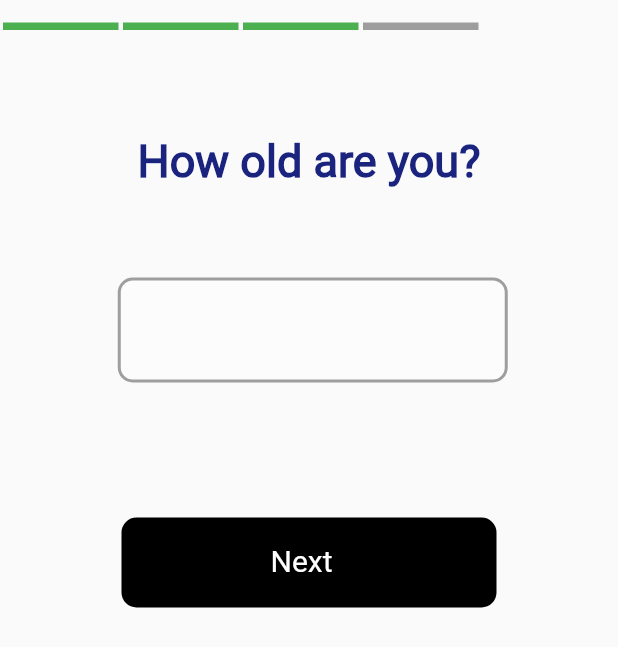
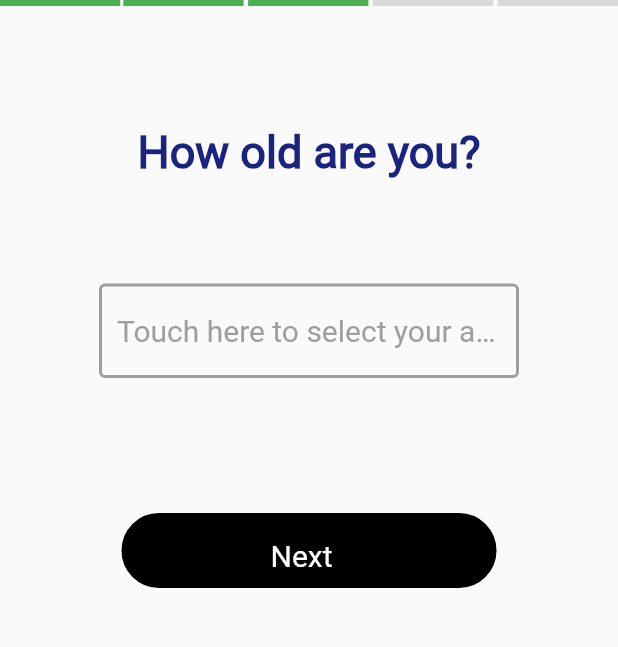
Before and after one commit to twiggy20/Kid-Mobile-App, a Flutter app: the Reg_age2 screen opened directly, on a phone screen of 412 x 824 dp. Shown: the top 647 px of the screen. Run offline on Flutter 3.47's test engine with Material 2 defaults, Android fonts, the phone set to English and light mode, and no system bars.

Commit message:
new commit

```diff
--- a/kid-mobile-app-master/lib/Pages/Reg_Age2.dart
+++ b/kid-mobile-app-master/lib/Pages/Reg_Age2.dart
@@ -1,5 +1,7 @@
 import 'package:flutter/cupertino.dart';
 import 'package:flutter/material.dart';
+import 'package:mobile_app/utils/size_config.dart';
+import 'package:mobile_app/Pages/Reg_Class2.dart';
 
 class Reg_age2 extends StatefulWidget {
   //const Reg_age2({Key? key}) : super(key: key);
@@ -13,125 +15,124 @@ class _Reg_age2State extends State<Reg_age2> {
   @override
   Widget build(BuildContext context) {
     return Scaffold(
-        body:
-
-        SafeArea(child:
-        Column(
-            children:[
+        resizeToAvoidBottomInset: false,
+        body: SafeArea(
+            child: Column(children: [
               Row(
                 children: [
-                  Container(
-                    width: 77,
-                    height: 5,
-                    margin: EdgeInsets.fromLTRB(2, 15, 0, 70),
-                    padding: EdgeInsets.fromLTRB(1, 15, 0, 10),
+                  Expanded(
+                    child: Container(
+                      width: SizeConfig.screenWidth,
+                      height: 4,
                       decoration: BoxDecoration(
                           color: Colors.green,
-
                           border: Border.all(
                               color: Colors.green,
-                            width: 2
-                        )),
+                              width: 3
+                          )
                       ),
-                  Container(
-                    width: 77,
-                    height: 5,
-                    margin: EdgeInsets.fromLTRB(3, 15, 0, 70),
-                    padding: EdgeInsets.fromLTRB(0, 15, 0, 10),
+                    ),
+                  ),
+                  SizedBox(width: 2,),
+                  Expanded(
+                    child: Container(
+                      width: SizeConfig.screenWidth,
+                      height: 4,
                       decoration: BoxDecoration(
                         color: Colors.green,
-
-                        border: Border.all(
-                            color: Colors.green,
-                            width: 2
-                        )),
                       ),
-                  Container(
-                    width: 77,
-                    height: 5,
-                    margin: EdgeInsets.fromLTRB(3, 15, 0, 70),
-                    padding: EdgeInsets.fromLTRB(0, 15, 0, 10),
+                    ),
+                  ),
+                  SizedBox(width: 3,),
+                  Expanded(
+                    child: Container(
+                      width: SizeConfig.screenWidth,
+                      height: 4,
                       decoration: BoxDecoration(
                         color: Colors.green,
-
-                        border: Border.all(
-                            color: Colors.green,
-                            width: 2
-                        )),
                       ),
-                  Container(
-                    width: 77,
-                    height: 5,
-                    margin: EdgeInsets.fromLTRB(3, 15, 0, 70),
-                    padding: EdgeInsets.fromLTRB(0, 15, 0, 10),
+                    ),
+                  ),
+                  SizedBox(width: 3,),
+                  Expanded(
+                    child: Container(
+                      width: SizeConfig.screenWidth,
+                      height: 4,
                       decoration: BoxDecoration(
-                        color: Colors.grey,
-
-                        border: Border.all(
-                            color: Colors.grey,
-                            width: 2
-                        )),
-                  )
+                        color: Color(0xFFDADADA),
+                      ),
+                    ),
+                  ),
+                  SizedBox(width: 3,),
+                  Expanded(
+                    child: Container(
+                      width: SizeConfig.screenWidth,
+                      height: 4,
+                      decoration: BoxDecoration(
+                        color: Color(0xFFDADADA),
+                      ),
+                    ),
+                  ),
                 ],
               ),
+              SizedBox(height: 80,),
               Column(
                 children: [
                   Text('How old are you?',
                       textAlign: TextAlign.left,
-                      style: TextStyle(color: Colors.indigo.shade900,
+                      style: TextStyle(
+                          color: Colors.indigo.shade900,
                           fontSize: 30,
-                          fontWeight: FontWeight.bold)
+                          fontWeight: FontWeight.bold)),
+                  SizedBox(height:70),
+                  SingleChildScrollView(
+                    child:InkWell(
+                      onTap: (){
+
+                      },
+                      child:ConstrainedBox(
+                        constraints: BoxConstraints.tightFor(width: 280),
+                        child: TextFormField(
+                          decoration:InputDecoration(
+                            hintText:'Touch here to select your age',
+                            hintStyle: TextStyle(color: Colors.grey,  fontSize: 20,
+                                fontWeight: FontWeight.normal),
+                            fillColor:  Colors.grey[100],
+                            // filled: true,
+                            enabledBorder:OutlineInputBorder(
+                                borderSide:BorderSide(color:Colors.grey, width:2)
                             ),
-                  Container(
-                      width: 260,
-                      height: 70,
-                      margin: EdgeInsets.fromLTRB(10, 60, 5, 40),
-                      padding: EdgeInsets.fromLTRB(8, 20, 10, 10),
-                      child:Text('',
-                          textAlign: TextAlign.left,
-                          style: TextStyle(color: Colors.black,
+                            focusedBorder:OutlineInputBorder(
+                                borderSide:BorderSide(color:Colors.black, width:2)
+                            ),
+                          ),
+                        ),
+                      ),
+                    ),
+                  ),
+                  InkWell(
+                      onTap: () {
+                        Navigator.pushNamed(context, Reg_class2.id);
+                      },
+                      child:Container(
+                          width: 250,
+                          height: 50,
+                          margin: EdgeInsets.fromLTRB(10, 90, 10, 10),
+                          padding: EdgeInsets.fromLTRB(0, 15, 10, 10),
+                          child: Text('Next',
+                              textAlign: TextAlign.center,
+                              style: TextStyle(
+                                  color: Colors.white,
                                   fontSize: 20,
-                              fontWeight: FontWeight.w300  )),
-                      decoration: BoxDecoration(
-                          color: Colors.white30,
-                          borderRadius: BorderRadius.only(
-                              topRight: Radius.circular(10.0),
-                              topLeft: Radius.circular(10.0),
-                              bottomRight: Radius.circular(10.0),
-                              bottomLeft: Radius.circular(10.0)),
-                          border: Border.all(
-                              color: Colors.grey,
-                              width: 2
-                          ))
-                  ),
-                  Container(
-                      width: 250,
-                      height: 60,
-                      margin: EdgeInsets.fromLTRB(10, 50, 10, 10),
-                      padding: EdgeInsets.fromLTRB(0, 15, 10, 10),
-                      child:Text('Next',
-                          textAlign: TextAlign.center,
-                          style: TextStyle(color: Colors.white,
-                              fontSize: 20,
-                              fontWeight: FontWeight.normal  )),
+                                  fontWeight: FontWeight.normal)),
                           decoration: BoxDecoration(
                               color: Colors.black,
-                          borderRadius: BorderRadius.only(
-                              topRight: Radius.circular(10.0),
-                              topLeft: Radius.circular(10.0),
-                              bottomRight: Radius.circular(10.0),
-                              bottomLeft: Radius.circular(10.0)),
-                          border: Border.all(
-                              color: Colors.black,
-                              width: 2
-                          ))
+                              borderRadius: BorderRadius.all(Radius.circular(30)
+                                 ),
+                              border: Border.all(color: Colors.black, width: 2)))
+                  ),
+                ],
               )
-                ],
-
-              )
-            ]
-        )
-        )
-    );
+            ])));
   }
 }
--- a/kid-mobile-app-master/lib/Pages/Reg_FName2.dart
+++ b/kid-mobile-app-master/lib/Pages/Reg_FName2.dart
@@ -21,7 +21,6 @@ class _Reg_fname2State extends State<Reg_fname2> {
         body: SafeArea(
             child: Column(
                 children:[
-                  SizedBox(height: 20,),
                   Row(
                     children: [
                       Expanded(
@@ -97,7 +96,7 @@ class _Reg_fname2State extends State<Reg_fname2> {
                            // Navigator.pushNamed(context,Reg_fname2.id);
                           },
                           child:ConstrainedBox(
-                            constraints: BoxConstraints.tightFor(width: 320),
+                            constraints: BoxConstraints.tightFor(width: 280),
                             child: TextFormField(
                               decoration:InputDecoration(
                                 hintText:'Touch here to input your first name',
@@ -122,7 +121,7 @@ class _Reg_fname2State extends State<Reg_fname2> {
                         },
                          child:Container(
                             width: 250,
-                            height: 60,
+                            height: 50,
                             margin: EdgeInsets.fromLTRB(10, 90, 10, 10),
                             padding: EdgeInsets.fromLTRB(0, 15, 10, 10),
                             child:Text('Next',
--- a/kid-mobile-app-master/lib/Pages/Reg_Gender.dart
+++ b/kid-mobile-app-master/lib/Pages/Reg_Gender.dart
@@ -193,7 +193,7 @@ class _Reg_genderState extends State<Reg_gender> {
                         },
                         child: Container(
                             width: 250,
-                            height: 60,
+                            height: 50,
                             margin: EdgeInsets.fromLTRB(10, 90, 10, 10),
                             padding: EdgeInsets.fromLTRB(0, 15, 10, 10),
                             child:Text('Next',
--- a/kid-mobile-app-master/lib/main.dart
+++ b/kid-mobile-app-master/lib/main.dart
@@ -4,7 +4,6 @@ import 'package:flutter/services.dart';
 import 'package:mobile_app/Pages/Awards.dart';
 import 'package:mobile_app/Pages/Identity.dart';
 import 'package:mobile_app/Pages/Join_Class_Code.dart';
-import 'package:mobile_app/Pages/Reg_Surname1.dart';
 import 'package:mobile_app/Pages/Status.dart';
 import 'package:mobile_app/Pages/Loading.dart';
 import 'package:mobile_app/Pages/Home.dart';
@@ -61,8 +60,11 @@ class MyApp extends StatelessWidget {
     Reg_fname.id: (context)=>Reg_fname(),
     Reg_fname2.id: (context)=>Reg_fname2(),
     Reg_surname1.id: (context)=>Reg_surname1(),
+    Reg_surname2.id: (context)=>Reg_surname2(),
     Reg_age1.id: (context)=>Reg_age1(),
+    Reg_age2.id: (context)=>Reg_age2(),
     Reg_class1.id: (context)=>Reg_class1(),
+    Reg_class2.id: (context)=>Reg_class2(),
     Reg_gender.id: (context)=>Reg_gender(),
     Registered.id: (context)=>Registered(),
     classroom.id: (context)=>classroom(),
```
Also changed, not shown: kid-mobile-app-master/lib/Pages/Reg_Class2.dart (+76 -62 lines), kid-mobile-app-master/lib/Pages/Reg_Surname2.dart (+10 -3 lines). Lines whose indentation alone changed are shown as unchanged.
